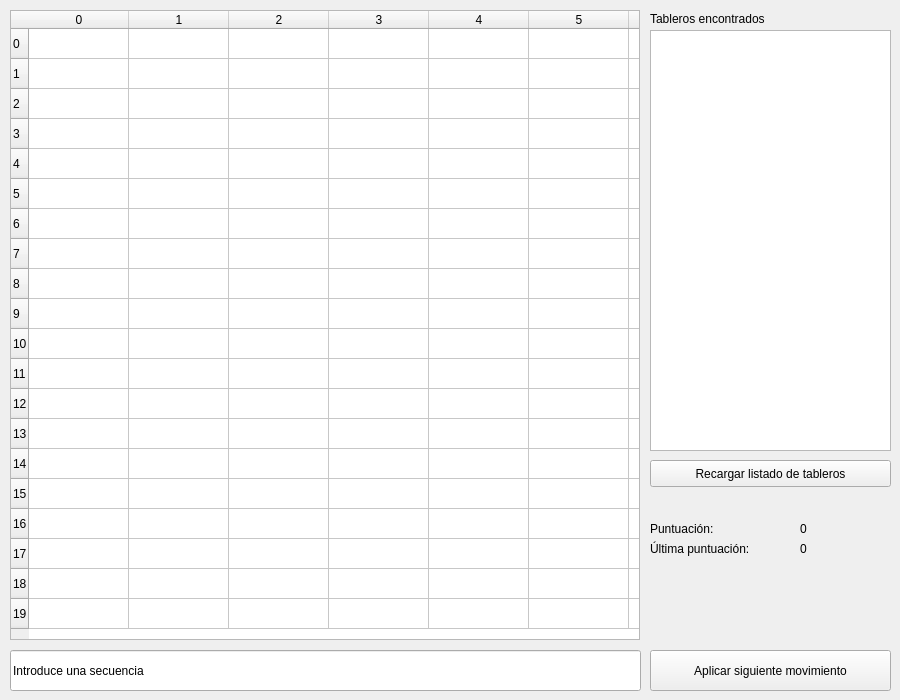
First picture: the form in ClickomaniaGUI/mainwindow.ui, repository cristian64/xxccvv, before the edit.
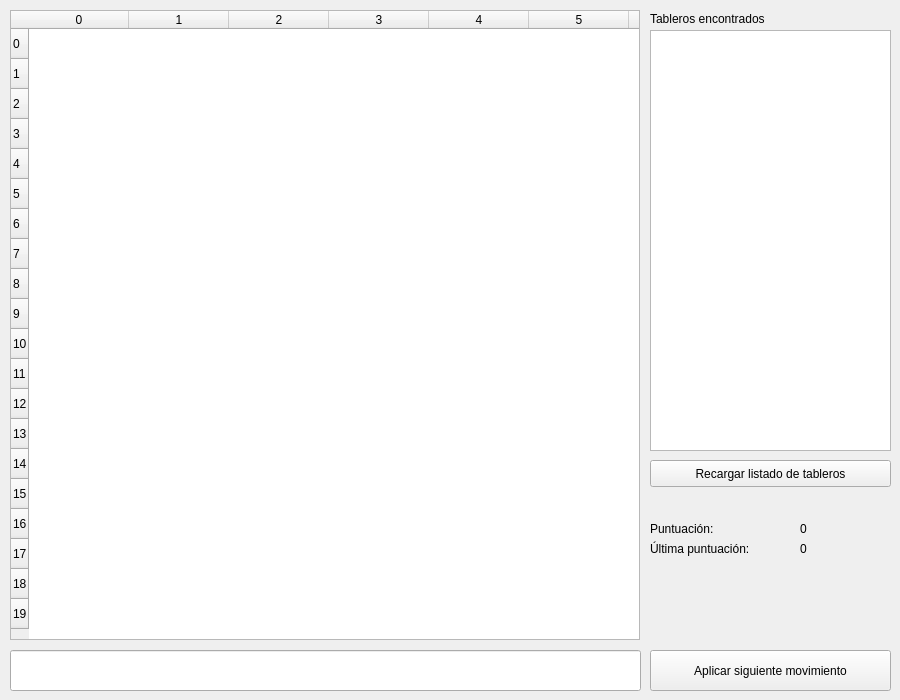
Second picture: the form after the edit.

Commit message: Añadida la funcionalidad para recorrer la secuencia. Debe tener el formato "(x, y)". Ajustado también el tamaño de la tabla y mejorado el aspectillo. También se libera la memoria antes de salir.

```diff
--- a/ClickomaniaGUI/mainwindow.ui
+++ b/ClickomaniaGUI/mainwindow.ui
@@ -47,6 +47,9 @@
     <property name="selectionMode">
      <enum>QAbstractItemView::NoSelection</enum>
     </property>
+    <property name="showGrid">
+     <bool>false</bool>
+    </property>
     <row>
      <property name="text">
       <string>0</string>
@@ -336,7 +339,7 @@
      </rect>
     </property>
     <property name="text">
-     <string>Introduce una secuencia</string>
+     <string/>
     </property>
    </widget>
    <widget class="QPushButton" name="pushButton_2">
```
Left out of the diff: 3 changed lines with no effect on the pictures. The commit also changes 1 other file.
